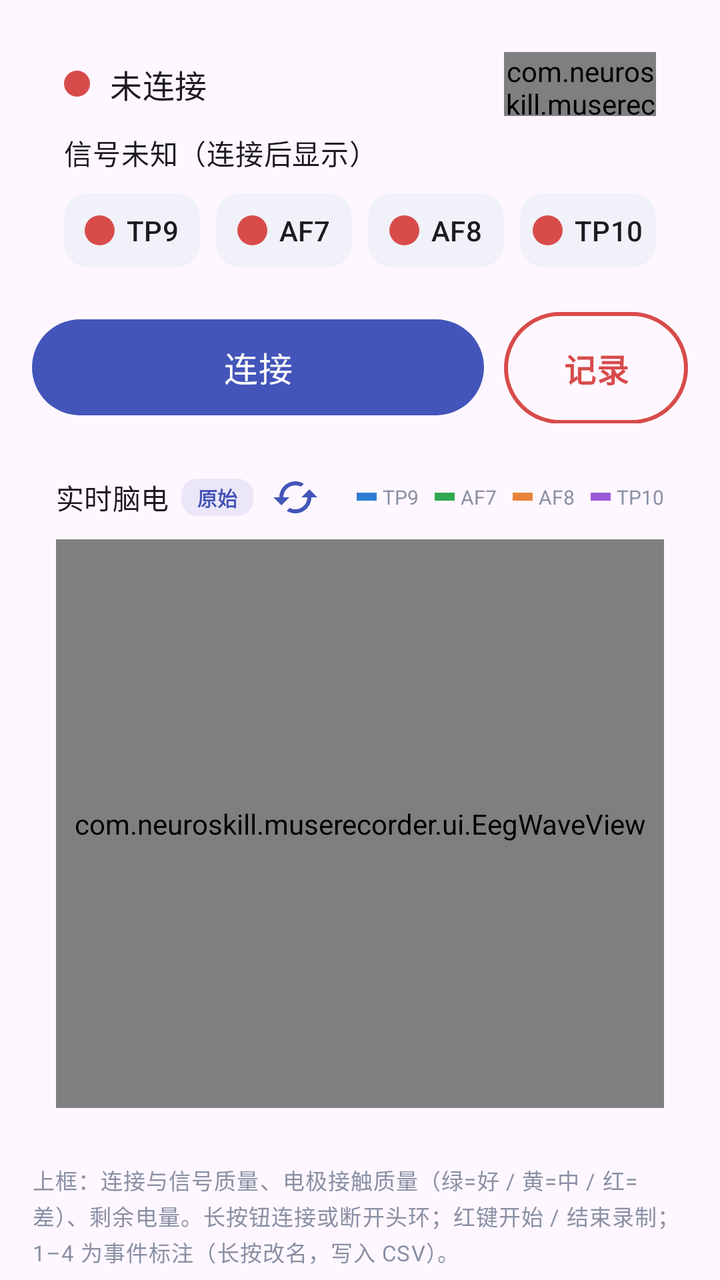
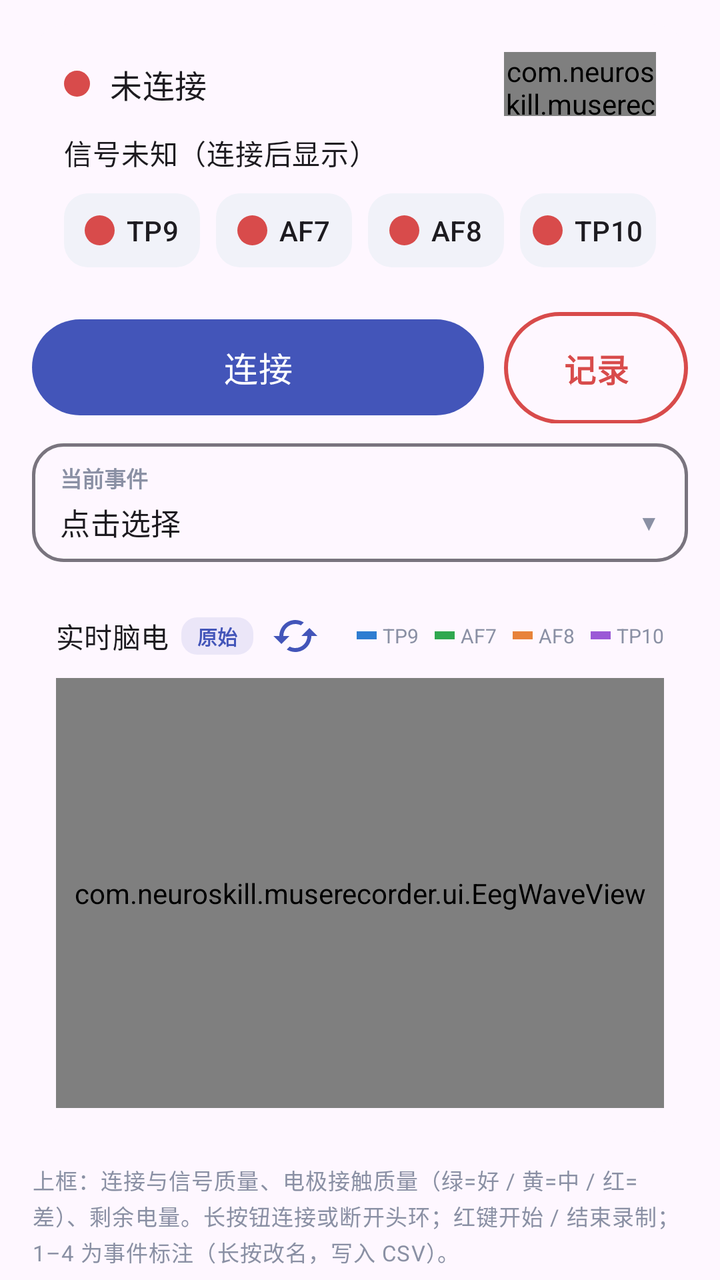

Two renders of the same Android screen: before a commit and after it. Below are the layout's source before the change and the commit's diff.
<!-- AndroidManifest.xml: application theme Theme.MuseRecorder -->
<!-- res/layout/fragment_overview.xml -->
<?xml version="1.0" encoding="utf-8"?>
<LinearLayout xmlns:android="http://schemas.android.com/apk/res/android"
    xmlns:app="http://schemas.android.com/apk/res-auto"
    android:layout_width="match_parent"
    android:layout_height="match_parent"
    android:orientation="vertical"
    android:paddingStart="16dp"
    android:paddingEnd="16dp"
    android:paddingTop="12dp"
    android:paddingBottom="6dp">

    
    <com.google.android.material.card.MaterialCardView
        android:layout_width="match_parent"
        android:layout_height="wrap_content"
        app:cardCornerRadius="18dp"
        app:strokeWidth="0dp">

        <LinearLayout
            android:layout_width="match_parent"
            android:layout_height="wrap_content"
            android:orientation="vertical"
            android:paddingStart="16dp"
            android:paddingEnd="16dp"
            android:paddingTop="14dp"
            android:paddingBottom="12dp">

            <LinearLayout
                android:layout_width="match_parent"
                android:layout_height="wrap_content"
                android:orientation="horizontal"
                android:gravity="center_vertical">

                <View
                    android:id="@+id/statusDot"
                    android:layout_width="13dp"
                    android:layout_height="13dp"
                    android:background="@drawable/dot" />

                <TextView
                    android:id="@+id/statusText"
                    android:layout_width="0dp"
                    android:layout_height="wrap_content"
                    android:layout_weight="1"
                    android:layout_marginStart="10dp"
                    android:text="@string/status_idle"
                    android:textAppearance="?attr/textAppearanceTitleMedium" />

                <com.neuroskill.muserecorder.ui.BatteryView
                    android:id="@+id/batteryView"
                    android:layout_width="76dp"
                    android:layout_height="32dp" />
            </LinearLayout>

            <LinearLayout
                android:layout_width="match_parent"
                android:layout_height="wrap_content"
                android:layout_marginTop="8dp"
                android:orientation="horizontal"
                android:gravity="center_vertical">

                <TextView
                    android:id="@+id/signalText"
                    android:layout_width="0dp"
                    android:layout_height="wrap_content"
                    android:layout_weight="1"
                    android:text="@string/overview_signal_unknown"
                    android:textAppearance="?attr/textAppearanceBodyMedium" />

                <TextView
                    android:id="@+id/headbandText"
                    android:layout_width="wrap_content"
                    android:layout_height="wrap_content"
                    android:textAppearance="?attr/textAppearanceLabelLarge" />
            </LinearLayout>

            <LinearLayout
                android:layout_width="match_parent"
                android:layout_height="wrap_content"
                android:layout_marginTop="10dp"
                android:orientation="horizontal">

                <LinearLayout
                    android:id="@+id/chipTp9"
                    android:layout_width="0dp"
                    android:layout_height="wrap_content"
                    android:layout_weight="1"
                    android:layout_marginEnd="4dp"
                    android:background="@drawable/chip_bg"
                    android:gravity="center"
                    android:orientation="horizontal"
                    android:paddingVertical="9dp">

                    <View
                        android:id="@+id/dotTp9"
                        android:layout_width="15dp"
                        android:layout_height="15dp"
                        android:background="@drawable/dot" />

                    <TextView
                        android:layout_width="wrap_content"
                        android:layout_height="wrap_content"
                        android:layout_marginStart="6dp"
                        android:text="TP9"
                        android:textAppearance="?attr/textAppearanceLabelLarge" />
                </LinearLayout>

                <LinearLayout
                    android:id="@+id/chipAf7"
                    android:layout_width="0dp"
                    android:layout_height="wrap_content"
                    android:layout_weight="1"
                    android:layout_marginStart="4dp"
                    android:layout_marginEnd="4dp"
                    android:background="@drawable/chip_bg"
                    android:gravity="center"
                    android:orientation="horizontal"
                    android:paddingVertical="9dp">

                    <View
                        android:id="@+id/dotAf7"
                        android:layout_width="15dp"
                        android:layout_height="15dp"
                        android:background="@drawable/dot" />

                    <TextView
                        android:layout_width="wrap_content"
                        android:layout_height="wrap_content"
                        android:layout_marginStart="6dp"
                        android:text="AF7"
                        android:textAppearance="?attr/textAppearanceLabelLarge" />
                </LinearLayout>

                <LinearLayout
                    android:id="@+id/chipAf8"
                    android:layout_width="0dp"
                    android:layout_height="wrap_content"
                    android:layout_weight="1"
                    android:layout_marginStart="4dp"
                    android:layout_marginEnd="4dp"
                    android:background="@drawable/chip_bg"
                    android:gravity="center"
                    android:orientation="horizontal"
                    android:paddingVertical="9dp">

                    <View
                        android:id="@+id/dotAf8"
                        android:layout_width="15dp"
                        android:layout_height="15dp"
                        android:background="@drawable/dot" />

                    <TextView
                        android:layout_width="wrap_content"
                        android:layout_height="wrap_content"
                        android:layout_marginStart="6dp"
                        android:text="AF8"
                        android:textAppearance="?attr/textAppearanceLabelLarge" />
                </LinearLayout>

                <LinearLayout
                    android:id="@+id/chipTp10"
                    android:layout_width="0dp"
                    android:layout_height="wrap_content"
                    android:layout_weight="1"
                    android:layout_marginStart="4dp"
                    android:background="@drawable/chip_bg"
                    android:gravity="center"
                    android:orientation="horizontal"
                    android:paddingVertical="9dp">

                    <View
                        android:id="@+id/dotTp10"
                        android:layout_width="15dp"
                        android:layout_height="15dp"
                        android:background="@drawable/dot" />

                    <TextView
                        android:layout_width="wrap_content"
                        android:layout_height="wrap_content"
                        android:layout_marginStart="6dp"
                        android:text="TP10"
                        android:textAppearance="?attr/textAppearanceLabelLarge" />
                </LinearLayout>
            </LinearLayout>
        </LinearLayout>
    </com.google.android.material.card.MaterialCardView>

    
    <LinearLayout
        android:layout_width="match_parent"
        android:layout_height="wrap_content"
        android:layout_marginTop="10dp"
        android:orientation="horizontal">

        <com.google.android.material.button.MaterialButton
            android:id="@+id/btnConnect"
            android:layout_width="0dp"
            android:layout_height="56dp"
            android:layout_weight="1"
            android:text="@string/btn_connect"
            android:textSize="17sp" />

        <com.google.android.material.button.MaterialButton
            android:id="@+id/btnRec"
            style="?attr/materialButtonOutlinedStyle"
            android:layout_width="92dp"
            android:layout_height="56dp"
            android:layout_marginStart="10dp"
            android:insetTop="0dp"
            android:insetBottom="0dp"
            android:text="@string/btn_rec_start"
            android:textSize="16sp"
            android:textStyle="bold"
            android:textColor="@color/bad"
            app:strokeColor="@color/bad"
            app:strokeWidth="2dp" />
    </LinearLayout>

    
    <com.google.android.material.card.MaterialCardView
        android:layout_width="match_parent"
        android:layout_height="0dp"
        android:layout_weight="1"
        android:layout_marginTop="10dp"
        app:cardCornerRadius="18dp"
        app:strokeWidth="0dp">

        <LinearLayout
            android:layout_width="match_parent"
            android:layout_height="match_parent"
            android:orientation="vertical"
            android:padding="12dp">

            <LinearLayout
                android:layout_width="match_parent"
                android:layout_height="wrap_content"
                android:orientation="horizontal"
                android:gravity="center_vertical">

                <TextView
                    android:layout_width="wrap_content"
                    android:layout_height="wrap_content"
                    android:text="@string/overview_wave_title"
                    android:textAppearance="?attr/textAppearanceTitleSmall" />

                <TextView
                    android:id="@+id/modeBadge"
                    android:layout_width="wrap_content"
                    android:layout_height="wrap_content"
                    android:layout_marginStart="6dp"
                    android:background="@drawable/mode_badge_bg"
                    android:paddingHorizontal="8dp"
                    android:paddingVertical="2dp"
                    android:text="@string/view_raw"
                    android:textColor="?attr/colorPrimary"
                    android:textSize="10sp"
                    android:textStyle="bold" />

                <ImageButton
                    android:id="@+id/btnViewMode"
                    android:layout_width="30dp"
                    android:layout_height="30dp"
                    android:layout_marginStart="6dp"
                    android:background="?attr/selectableItemBackgroundBorderless"
                    android:contentDescription="@string/switch_view"
                    android:scaleType="centerInside"
                    android:src="@drawable/ic_view_cycle"
                    app:tint="?attr/colorPrimary" />

                <LinearLayout
                    android:id="@+id/legendRow"
                    android:layout_width="0dp"
                    android:layout_height="wrap_content"
                    android:layout_weight="1"
                    android:layout_marginStart="8dp"
                    android:gravity="end|center_vertical"
                    android:orientation="horizontal">

                    <View
                        android:layout_width="10dp"
                        android:layout_height="4dp"
                        android:background="@color/trace_tp9" />

                    <TextView style="@style/LegendText" android:text="TP9" />

                    <View
                        android:layout_width="10dp"
                        android:layout_height="4dp"
                        android:layout_marginStart="8dp"
                        android:background="@color/trace_af7" />

                    <TextView style="@style/LegendText" android:text="AF7" />

                    <View
                        android:layout_width="10dp"
                        android:layout_height="4dp"
                        android:layout_marginStart="8dp"
                        android:background="@color/trace_af8" />

                    <TextView style="@style/LegendText" android:text="AF8" />

                    <View
                        android:layout_width="10dp"
                        android:layout_height="4dp"
                        android:layout_marginStart="8dp"
                        android:background="@color/trace_tp10" />

                    <TextView style="@style/LegendText" android:text="TP10" />
                </LinearLayout>

                <TextView
                    android:id="@+id/legendAlt"
                    android:layout_width="0dp"
                    android:layout_height="wrap_content"
                    android:layout_weight="1"
                    android:layout_marginStart="8dp"
                    android:gravity="end"
                    android:textAppearance="?attr/textAppearanceBodySmall"
                    android:textColor="@color/hintGray"
                    android:textSize="10sp"
                    android:visibility="gone" />
            </LinearLayout>

            <com.neuroskill.muserecorder.ui.EegWaveView
                android:id="@+id/waveView"
                android:layout_width="match_parent"
                android:layout_height="0dp"
                android:layout_weight="1"
                android:layout_marginTop="6dp" />
        </LinearLayout>
    </com.google.android.material.card.MaterialCardView>

    
    <LinearLayout
        android:id="@+id/markerRow"
        android:layout_width="match_parent"
        android:layout_height="wrap_content"
        android:layout_marginTop="10dp"
        android:orientation="horizontal" />

    
    <TextView
        android:id="@+id/hintText"
        android:layout_width="match_parent"
        android:layout_height="wrap_content"
        android:layout_marginTop="6dp"
        android:lineSpacingExtra="2dp"
        android:text="@string/overview_hint"
        android:textAppearance="?attr/textAppearanceBodySmall"
        android:textColor="@color/hintGray"
        android:textSize="11sp" />
</LinearLayout>
<!-- resources referenced by this layout -->
<resources>
  <color name="bad">#D84B4B</color>
  <color name="hintGray">#8A90A4</color>
  <color name="trace_af7">#2FA84F</color>
  <color name="trace_af8">#E8833A</color>
  <color name="trace_tp10">#9B59D6</color>
  <color name="trace_tp9">#2E7DD1</color>
  <!-- drawable chip_bg (drawable) -->
  <?xml version="1.0" encoding="utf-8"?>
  <shape xmlns:android="http://schemas.android.com/apk/res/android" android:shape="rectangle">
      <solid android:color="@color/chipBg" />
      <corners android:radius="12dp" />
  </shape>
  <!-- drawable dot (drawable) -->
  <?xml version="1.0" encoding="utf-8"?>
  <shape xmlns:android="http://schemas.android.com/apk/res/android" android:shape="oval">
      <solid android:color="@color/bad" />
      <size android:width="14dp" android:height="14dp" />
  </shape>
  <!-- drawable ic_view_cycle (drawable) -->
  <?xml version="1.0" encoding="utf-8"?>
  <vector xmlns:android="http://schemas.android.com/apk/res/android"
      android:width="24dp" android:height="24dp"
      android:viewportWidth="24" android:viewportHeight="24">
      <path
          android:fillColor="#FF000000"
          android:pathData="M19,8l-4,4h3c0,3.31 -2.69,6 -6,6 -1.01,0 -1.97,-0.25 -2.8,-0.7l-1.46,1.46C8.97,19.54 10.43,20 12,20c4.42,0 8,-3.58 8,-8h3l-4,-4zM6,12c0,-3.31 2.69,-6 6,-6 1.01,0 1.97,0.25 2.8,0.7l1.46,-1.46C15.03,4.46 13.57,4 12,4c-4.42,0 -8,3.58 -8,8H1l4,4 4,-4H6z" />
  </vector>
  <!-- drawable mode_badge_bg (drawable) -->
  <?xml version="1.0" encoding="utf-8"?>
  <shape xmlns:android="http://schemas.android.com/apk/res/android" android:shape="rectangle">
      <solid android:color="#1A4355B9" />
      <corners android:radius="8dp" />
  </shape>
  <string name="btn_connect">连接</string>
  <string name="btn_rec_start">记录</string>
  <string name="overview_hint">上框：连接与信号质量、电极接触质量（绿=好 / 黄=中 / 红=差）、剩余电量。长按钮连接或断开头环；红键开始 / 结束录制；1–4 为事件标注（长按改名，写入 CSV）。</string>
  <string name="overview_signal_unknown">信号未知（连接后显示）</string>
  <string name="overview_wave_title">实时脑电</string>
  <string name="status_idle">未连接</string>
  <string name="switch_view">切换视图</string>
  <string name="view_raw">原始</string>
  <style name="LegendText">
          <item name="android:layout_width">wrap_content</item>
          <item name="android:layout_height">wrap_content</item>
          <item name="android:layout_marginStart">3dp</item>
          <item name="android:textSize">10sp</item>
          <item name="android:textColor">@color/hintGray</item>
      </style>
  <style name="Theme.MuseRecorder" parent="Theme.Material3.DayNight.NoActionBar">
          <item name="colorPrimary">@color/primary</item>
          <item name="colorOnPrimary">@android:color/white</item>
          <item name="colorSecondary">@color/primary</item>
          <item name="android:statusBarColor">@color/primary</item>
          <item name="android:windowLightStatusBar">false</item>
      </style>
  <color name="chipBg">#F1F2F9</color>
  <color name="primary">#4355B9</color>
</resources>

<!-- the commit's change to res/layout/fragment_overview.xml (unified diff, before → after) -->
@@ -217,6 +217,137 @@
     </LinearLayout>
 
     
+    <LinearLayout
+        android:id="@+id/eventCard"
+        android:layout_width="match_parent"
+        android:layout_height="wrap_content"
+        android:layout_marginTop="10dp"
+        android:background="@drawable/event_card_bg"
+        android:orientation="vertical"
+        android:paddingHorizontal="14dp"
+        android:paddingVertical="9dp">
+
+        <TextView
+            android:layout_width="wrap_content"
+            android:layout_height="wrap_content"
+            android:text="@string/current_event"
+            android:textColor="@color/hintGray"
+            android:textSize="11sp"
+            android:textStyle="bold" />
+
+        <LinearLayout
+            android:id="@+id/eventRowIdle"
+            android:layout_width="match_parent"
+            android:layout_height="wrap_content"
+            android:layout_marginTop="3dp"
+            android:gravity="center_vertical"
+            android:orientation="horizontal">
+
+            <TextView
+                android:id="@+id/eventName"
+                android:layout_width="0dp"
+                android:layout_height="wrap_content"
+                android:layout_weight="1"
+                android:text="@string/current_event_none"
+                android:textAppearance="?attr/textAppearanceTitleMedium"
+                android:textSize="15sp" />
+
+            <TextView
+                android:layout_width="wrap_content"
+                android:layout_height="wrap_content"
+                android:text="▼"
+                android:textColor="@color/hintGray"
+                android:textSize="11sp" />
+        </LinearLayout>
+
+        <LinearLayout
+            android:id="@+id/eventRowActive"
+            android:layout_width="match_parent"
+            android:layout_height="wrap_content"
+            android:layout_marginTop="3dp"
+            android:gravity="center_vertical"
+            android:orientation="horizontal"
+            android:visibility="gone">
+
+            <TextView
+                android:id="@+id/eventChip"
+                android:layout_width="wrap_content"
+                android:layout_height="wrap_content"
+                android:background="@drawable/chip_ongoing_bg"
+                android:paddingHorizontal="8dp"
+                android:paddingVertical="3dp"
+                android:text="@string/event_ongoing"
+                android:textColor="@android:color/white"
+                android:textSize="10.5sp"
+                android:textStyle="bold" />
+
+            <TextView
+                android:id="@+id/eventActiveName"
+                android:layout_width="0dp"
+                android:layout_height="wrap_content"
+                android:layout_marginStart="8dp"
+                android:layout_weight="1"
+                android:ellipsize="end"
+                android:maxLines="1"
+                android:textAppearance="?attr/textAppearanceTitleMedium"
+                android:textSize="15sp" />
+
+            <TextView
+                android:id="@+id/eventTime"
+                android:layout_width="wrap_content"
+                android:layout_height="wrap_content"
+                android:textAppearance="?attr/textAppearanceLabelMedium"
+                android:textColor="@color/hintGray" />
+
+            <com.google.android.material.button.MaterialButton
+                android:id="@+id/btnEventEnd"
+                style="?attr/materialButtonOutlinedStyle"
+                android:layout_width="wrap_content"
+                android:layout_height="34dp"
+                android:layout_marginStart="8dp"
+                android:insetTop="0dp"
+                android:insetBottom="0dp"
+                android:minWidth="0dp"
+                android:paddingHorizontal="14dp"
+                android:text="@string/event_end"
+                android:textColor="@color/bad"
+                android:textSize="12sp"
+                app:strokeColor="@color/bad"
+                app:strokeWidth="1.6dp" />
+        </LinearLayout>
+
+        <LinearLayout
+            android:id="@+id/eventNoteRow"
+            android:layout_width="match_parent"
+            android:layout_height="wrap_content"
+            android:layout_marginTop="6dp"
+            android:background="?attr/selectableItemBackground"
+            android:gravity="center_vertical"
+            android:orientation="horizontal"
+            android:visibility="gone">
+
+            <TextView
+                android:layout_width="wrap_content"
+                android:layout_height="wrap_content"
+                android:text="@string/event_note"
+                android:textColor="@color/hintGray"
+                android:textSize="11.5sp"
+                android:textStyle="bold" />
+
+            <TextView
+                android:id="@+id/eventNoteText"
+                android:layout_width="0dp"
+                android:layout_height="wrap_content"
+                android:layout_marginStart="8dp"
+                android:layout_weight="1"
+                android:ellipsize="end"
+                android:maxLines="2"
+                android:textAppearance="?attr/textAppearanceBodySmall"
+                android:textColor="@color/hintGray" />
+        </LinearLayout>
+    </LinearLayout>
+
+    
     <com.google.android.material.card.MaterialCardView
         android:layout_width="match_parent"
         android:layout_height="0dp"
<!-- resource entries referenced after the edit -->
@@ -12,11 +12,24 @@
       <solid android:color="@color/chipBg" />
       <corners android:radius="12dp" />
   </shape>
+  <!-- drawable chip_ongoing_bg (drawable) -->
+  <?xml version="1.0" encoding="utf-8"?>
+  <shape xmlns:android="http://schemas.android.com/apk/res/android" android:shape="rectangle">
+      <solid android:color="@color/good" />
+      <corners android:radius="8dp" />
+  </shape>
   <!-- drawable dot (drawable) -->
   <?xml version="1.0" encoding="utf-8"?>
   <shape xmlns:android="http://schemas.android.com/apk/res/android" android:shape="oval">
       <solid android:color="@color/bad" />
       <size android:width="14dp" android:height="14dp" />
+  </shape>
+  <!-- drawable event_card_bg (drawable) -->
+  <?xml version="1.0" encoding="utf-8"?>
+  <shape xmlns:android="http://schemas.android.com/apk/res/android" android:shape="rectangle">
+      <solid android:color="?attr/colorSurface" />
+      <stroke android:width="1.6dp" android:color="?attr/colorOutline" />
+      <corners android:radius="15dp" />
   </shape>
   <!-- drawable ic_view_cycle (drawable) -->
   <?xml version="1.0" encoding="utf-8"?>
@@ -35,6 +48,11 @@
   </shape>
   <string name="btn_connect">连接</string>
   <string name="btn_rec_start">记录</string>
+  <string name="current_event">当前事件</string>
+  <string name="current_event_none">点击选择</string>
+  <string name="event_end">结束</string>
+  <string name="event_note">备注</string>
+  <string name="event_ongoing">进行中</string>
   <string name="overview_hint">上框：连接与信号质量、电极接触质量（绿=好 / 黄=中 / 红=差）、剩余电量。长按钮连接或断开头环；红键开始 / 结束录制；1–4 为事件标注（长按改名，写入 CSV）。</string>
   <string name="overview_signal_unknown">信号未知（连接后显示）</string>
   <string name="overview_wave_title">实时脑电</string>
@@ -56,6 +74,7 @@
           <item name="android:windowLightStatusBar">false</item>
       </style>
   <color name="chipBg">#F1F2F9</color>
+  <color name="good">#2FA84F</color>
   <color name="primary">#4355B9</color>
 </resources>
 
